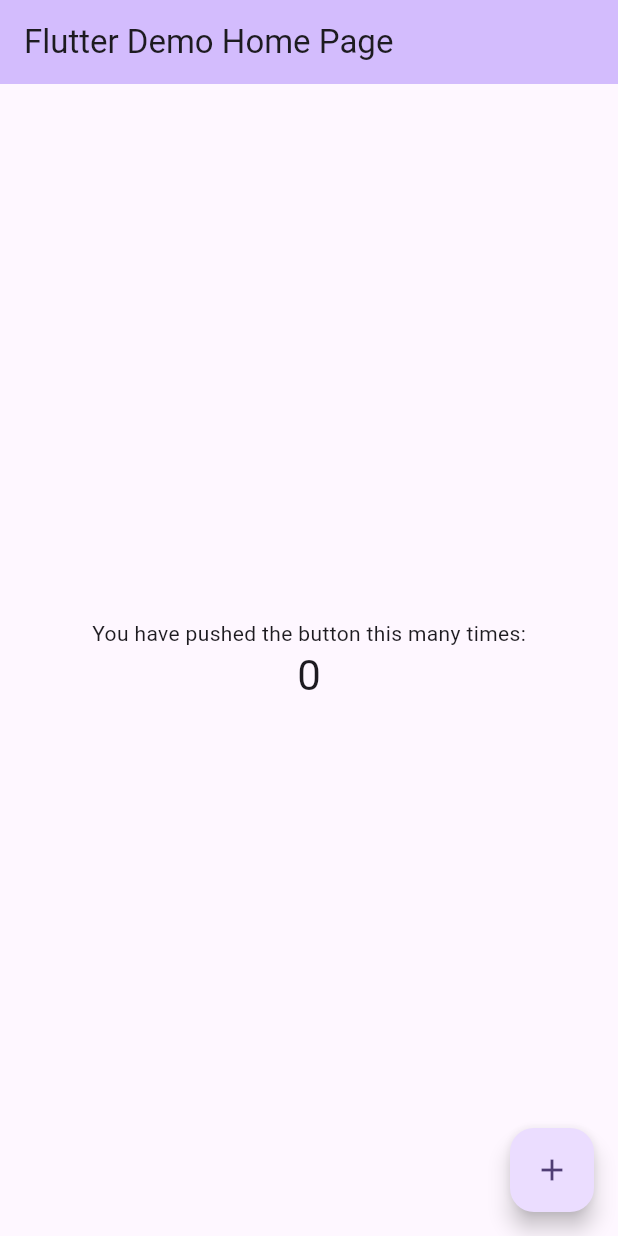
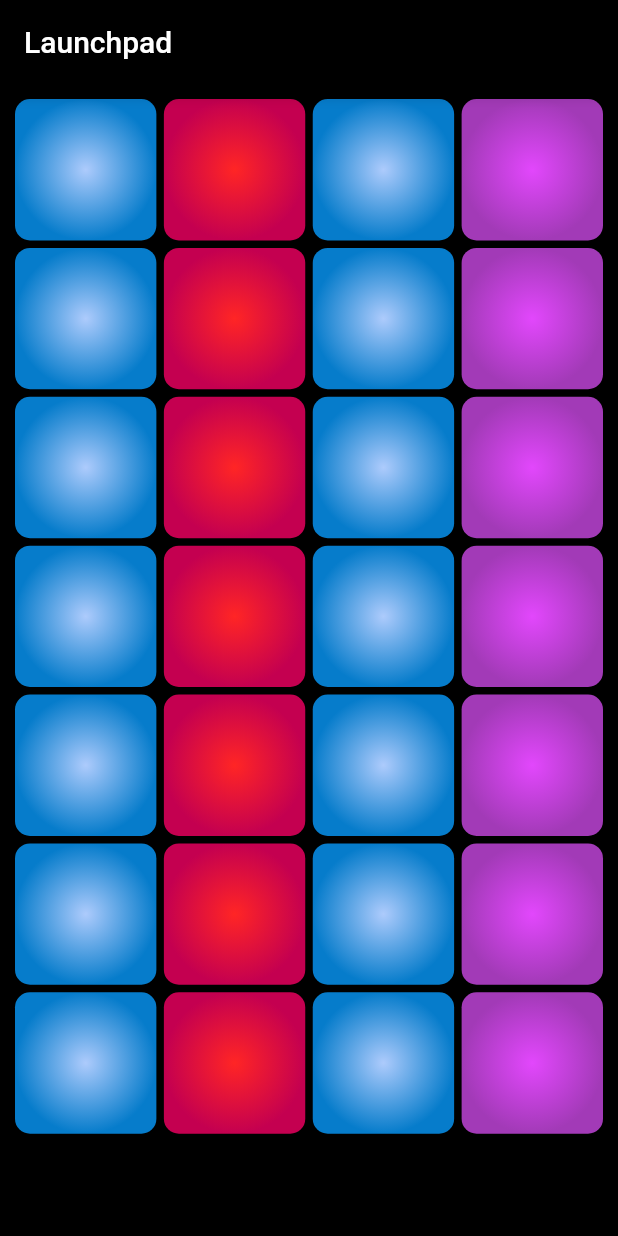
Before and after one commit to JoaquinMX/launchpad, a Flutter app: the screen it shows after launch, on a phone screen of 412 x 824 dp. Run offline on Flutter 3.47's test engine with Material 2 defaults, Android fonts, the phone set to English and light mode, and no system bars; our stand-ins replace audioplayers.

Commit message:
feat: Functionality completed. Implemented 28 buttons which their corresponding sound

```diff
--- /dev/null
+++ b/lib/app/app.dart
@@ -0,0 +1,36 @@
+import 'package:flutter/material.dart';
+import 'package:launchpad/app/views/home_page.dart';
+
+class App extends StatelessWidget {
+  Color primary = Color(0xFF067CCB);
+  Color primaryCenter = Color(0xFFADCBFC);
+  Color secondary = Color(0xFFC40050);
+  Color secondaryCenter = Color(0xFFFF2525);
+  Color tertiary = Color(0xFFA23AB7);
+  Color tertiaryCenter = Color(0xFFE247FC);
+  Color background = Colors.black;
+  App({super.key});
+
+  @override
+  Widget build(BuildContext context) {
+    return MaterialApp(
+      title: 'Flutter Demo',
+      theme: ThemeData(
+          scaffoldBackgroundColor: background,
+          colorScheme: ColorScheme.fromSeed(
+            seedColor: primary,
+            primary: primary,
+            primaryContainer: primaryCenter,
+            secondary: secondary,
+            secondaryContainer: secondaryCenter,
+            tertiary: tertiary,
+            tertiaryContainer: tertiaryCenter,
+            background: background,
+          ),
+          appBarTheme: AppBarTheme(
+            backgroundColor: background,
+          )),
+      home: const HomePage(),
+    );
+  }
+}
--- /dev/null
+++ b/lib/app/views/commons/tile.dart
@@ -0,0 +1,37 @@
+import 'package:audioplayers/audioplayers.dart';
+import 'package:flutter/material.dart';
+
+class Tile extends StatelessWidget {
+  late final Color centerColor;
+  late final Color outlineColor;
+  late final String sound;
+
+  AudioPlayer player = AudioPlayer();
+  Tile(
+      {required this.centerColor,
+      required this.outlineColor,
+      required this.sound,
+      super.key});
+
+  @override
+  Widget build(BuildContext context) {
+    return InkWell(
+      onTap: () {
+        player.play(AssetSource(sound));
+      },
+      child: Container(
+        width: 100,
+        height: 100,
+        decoration: BoxDecoration(
+            borderRadius: BorderRadius.circular(10),
+            gradient: RadialGradient(
+              center: Alignment(0, 0),
+              radius: .5,
+              colors: [centerColor, outlineColor],
+              stops: [0, 1.0],
+            )),
+        clipBehavior: Clip.antiAlias,
+      ),
+    );
+  }
+}
--- /dev/null
+++ b/lib/app/views/home_page.dart
@@ -0,0 +1,80 @@
+import 'package:flutter/material.dart';
+
+import 'commons/tile.dart';
+
+class HomePage extends StatelessWidget {
+  static const soundList = [
+    '1.mp3',
+    '2.mp3',
+    '3.mp3',
+    '4.mp3',
+    '5.mp3',
+    '6.mp3',
+    '7.mp3',
+    '8.mp3',
+    '9.mp3',
+    '10.mp3',
+    '11.mp3',
+    '12.mp3',
+    '13.mp3',
+    '14.mp3',
+    '15.mp3',
+    '16.mp3',
+    '17.mp3',
+    '18.mp3',
+    '19.mp3',
+    '20.wav',
+    '21.mp3',
+    '22.wav',
+    '23.wav',
+    '24.wav',
+    '25.wav',
+    '26.wav',
+    '27.wav',
+    '28.wav',
+  ];
+  const HomePage({super.key});
+
+  @override
+  Widget build(BuildContext context) {
+    return Scaffold(
+      appBar: AppBar(
+        title: const Text('Launchpad'),
+      ),
+      body: Center(
+        child: GridView(
+          padding: EdgeInsets.all(10),
+          gridDelegate: SliverGridDelegateWithFixedCrossAxisCount(
+            crossAxisCount: 4,
+            crossAxisSpacing: 5,
+            mainAxisSpacing: 5,
+          ),
+          children: listOfTiles(context),
+        ),
+      ),
+    );
+  }
+
+  List<Widget> listOfTiles(BuildContext context) {
+    List<Widget> tiles = [];
+    int soundListLength = soundList.length;
+    for (int i = 0; i < soundListLength; i++) {
+      tiles.add(
+        Tile(
+          sound: soundList[soundListLength - 1 - i],
+          centerColor: i % 4 == 0
+              ? Theme.of(context).colorScheme.tertiaryContainer
+              : i % 2 == 0
+                  ? Theme.of(context).colorScheme.secondaryContainer
+                  : Theme.of(context).colorScheme.primaryContainer,
+          outlineColor: i % 4 == 0
+              ? Theme.of(context).colorScheme.tertiary
+              : i % 2 == 0
+                  ? Theme.of(context).colorScheme.secondary
+                  : Theme.of(context).colorScheme.primary,
+        ),
+      );
+    }
+    return tiles.reversed.toList();
+  }
+}
--- a/lib/main.dart
+++ b/lib/main.dart
@@ -1,125 +1,6 @@
 import 'package:flutter/material.dart';
+import 'package:launchpad/app/app.dart';
 
 void main() {
-  runApp(const MyApp());
+  runApp(App());
 }
-
-class MyApp extends StatelessWidget {
-  const MyApp({super.key});
-
-  // This widget is the root of your application.
-  @override
-  Widget build(BuildContext context) {
-    return MaterialApp(
-      title: 'Flutter Demo',
-      theme: ThemeData(
-        // This is the theme of your application.
-        //
-        // TRY THIS: Try running your application with "flutter run". You'll see
-        // the application has a blue toolbar. Then, without quitting the app,
-        // try changing the seedColor in the colorScheme below to Colors.green
-        // and then invoke "hot reload" (save your changes or press the "hot
-        // reload" button in a Flutter-supported IDE, or press "r" if you used
-        // the command line to start the app).
-        //
-        // Notice that the counter didn't reset back to zero; the application
-        // state is not lost during the reload. To reset the state, use hot
-        // restart instead.
-        //
-        // This works for code too, not just values: Most code changes can be
-        // tested with just a hot reload.
-        colorScheme: ColorScheme.fromSeed(seedColor: Colors.deepPurple),
-        useMaterial3: true,
-      ),
-      home: const MyHomePage(title: 'Flutter Demo Home Page'),
-    );
-  }
-}
-
-class MyHomePage extends StatefulWidget {
-  const MyHomePage({super.key, required this.title});
-
-  // This widget is the home page of your application. It is stateful, meaning
-  // that it has a State object (defined below) that contains fields that affect
-  // how it looks.
-
-  // This class is the configuration for the state. It holds the values (in this
-  // case the title) provided by the parent (in this case the App widget) and
-  // used by the build method of the State. Fields in a Widget subclass are
-  // always marked "final".
-
-  final String title;
-
-  @override
-  State<MyHomePage> createState() => _MyHomePageState();
-}
-
-class _MyHomePageState extends State<MyHomePage> {
-  int _counter = 0;
-
-  void _incrementCounter() {
-    setState(() {
-      // This call to setState tells the Flutter framework that something has
-      // changed in this State, which causes it to rerun the build method below
-      // so that the display can reflect the updated values. If we changed
-      // _counter without calling setState(), then the build method would not be
-      // called again, and so nothing would appear to happen.
-      _counter++;
-    });
-  }
-
-  @override
-  Widget build(BuildContext context) {
-    // This method is rerun every time setState is called, for instance as done
-    // by the _incrementCounter method above.
-    //
-    // The Flutter framework has been optimized to make rerunning build methods
-    // fast, so that you can just rebuild anything that needs updating rather
-    // than having to individually change instances of widgets.
-    return Scaffold(
-      appBar: AppBar(
-        // TRY THIS: Try changing the color here to a specific color (to
-        // Colors.amber, perhaps?) and trigger a hot reload to see the AppBar
-        // change color while the other colors stay the same.
-        backgroundColor: Theme.of(context).colorScheme.inversePrimary,
-        // Here we take the value from the MyHomePage object that was created by
-        // the App.build method, and use it to set our appbar title.
-        title: Text(widget.title),
-      ),
-      body: Center(
-        // Center is a layout widget. It takes a single child and positions it
-        // in the middle of the parent.
-        child: Column(
-          // Column is also a layout widget. It takes a list of children and
-          // arranges them vertically. By default, it sizes itself to fit its
-          // children horizontally, and tries to be as tall as its parent.
-          //
-          // Column has various properties to control how it sizes itself and
-          // how it positions its children. Here we use mainAxisAlignment to
-          // center the children vertically; the main axis here is the vertical
-          // axis because Columns are vertical (the cross axis would be
-          // horizontal).
-          //
-          // TRY THIS: Invoke "debug painting" (choose the "Toggle Debug Paint"
-          // action in the IDE, or press "p" in the console), to see the
-          // wireframe for each widget.
-          mainAxisAlignment: MainAxisAlignment.center,
-          children: <Widget>[
-            const Text(
-              'You have pushed the button this many times:',
-            ),
-            Text(
-              '$_counter',
-              style: Theme.of(context).textTheme.headlineMedium,
-            ),
-          ],
-        ),
-      ),
-      floatingActionButton: FloatingActionButton(
-        onPressed: _incrementCounter,
-        tooltip: 'Increment',
-        child: const Icon(Icons.add),
-      ), // This trailing comma makes auto-formatting nicer for build methods.
-    );
-  }
-}
```
Also changed, not shown: 3 other files.
